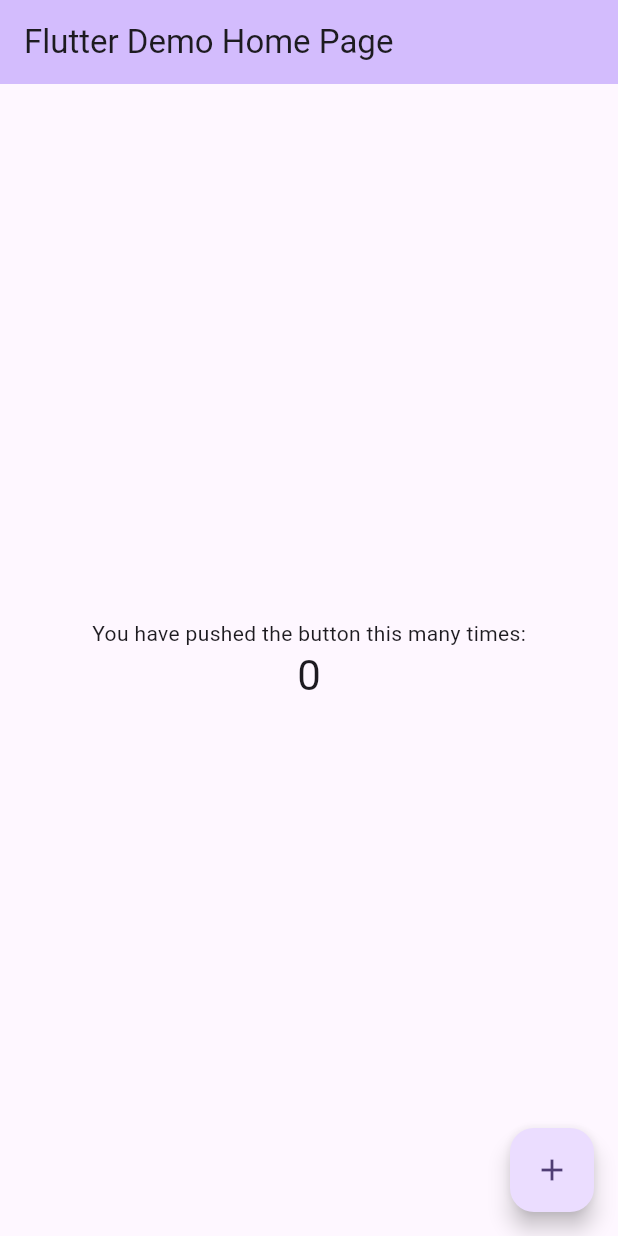
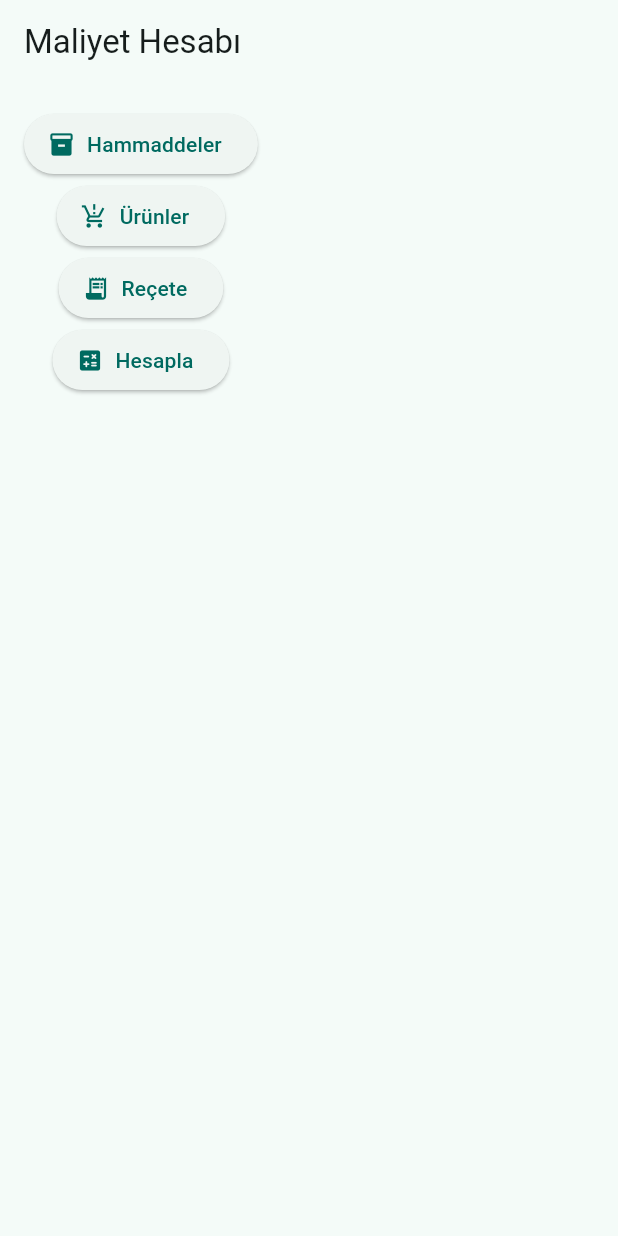
Before and after one commit to YFSCIbrahimYildiz/cost_calculator, a Flutter app: the screen it shows after launch, on a phone screen of 412 x 824 dp. Run offline on Flutter 3.47's test engine with Material 3 defaults, Android fonts, the phone set to English and light mode, and no system bars; our stand-ins replace sqflite; accounts and stored records are empty.

Commit message:
Home ekrani, navigation ve hammadde ekrani (form + liste) eklendi

```diff
--- a/lib/main.dart
+++ b/lib/main.dart
@@ -1,4 +1,6 @@
+import 'package:flutter/cupertino.dart';
 import 'package:flutter/material.dart';
+import 'package:maliyet_app/screens/home_screen.dart';
 
 void main() {
   runApp(const MyApp());
@@ -7,116 +9,14 @@ void main() {
 class MyApp extends StatelessWidget {
   const MyApp({super.key});
 
-  // This widget is the root of your application.
   @override
   Widget build(BuildContext context) {
     return MaterialApp(
-      title: 'Flutter Demo',
+      title: 'Maliyet Hesabı',
       theme: ThemeData(
-        // This is the theme of your application.
-        //
-        // TRY THIS: Try running your application with "flutter run". You'll see
-        // the application has a purple toolbar. Then, without quitting the app,
-        // try changing the seedColor in the colorScheme below to Colors.green
-        // and then invoke "hot reload" (save your changes or press the "hot
-        // reload" button in a Flutter-supported IDE, or press "r" if you used
-        // the command line to start the app).
-        //
-        // Notice that the counter didn't reset back to zero; the application
-        // state is not lost during the reload. To reset the state, use hot
-        // restart instead.
-        //
-        // This works for code too, not just values: Most code changes can be
-        // tested with just a hot reload.
-        colorScheme: .fromSeed(seedColor: Colors.deepPurple),
+        colorScheme: ColorScheme.fromSeed(seedColor: Colors.teal),
       ),
-      home: const MyHomePage(title: 'Flutter Demo Home Page'),
+      home: HomeScreen(),
     );
   }
 }
-
-class MyHomePage extends StatefulWidget {
-  const MyHomePage({super.key, required this.title});
-
-  // This widget is the home page of your application. It is stateful, meaning
-  // that it has a State object (defined below) that contains fields that affect
-  // how it looks.
-
-  // This class is the configuration for the state. It holds the values (in this
-  // case the title) provided by the parent (in this case the App widget) and
-  // used by the build method of the State. Fields in a Widget subclass are
-  // always marked "final".
-
-  final String title;
-
-  @override
-  State<MyHomePage> createState() => _MyHomePageState();
-}
-
-class _MyHomePageState extends State<MyHomePage> {
-  int _counter = 0;
-
-  void _incrementCounter() {
-    setState(() {
-      // This call to setState tells the Flutter framework that something has
-      // changed in this State, which causes it to rerun the build method below
-      // so that the display can reflect the updated values. If we changed
-      // _counter without calling setState(), then the build method would not be
-      // called again, and so nothing would appear to happen.
-      _counter++;
-    });
-  }
-
-  @override
-  Widget build(BuildContext context) {
-    // This method is rerun every time setState is called, for instance as done
-    // by the _incrementCounter method above.
-    //
-    // The Flutter framework has been optimized to make rerunning build methods
-    // fast, so that you can just rebuild anything that needs updating rather
-    // than having to individually change instances of widgets.
-    return Scaffold(
-      appBar: AppBar(
-        // TRY THIS: Try changing the color here to a specific color (to
-        // Colors.amber, perhaps?) and trigger a hot reload to see the AppBar
-        // change color while the other colors stay the same.
-        backgroundColor: Theme.of(context).colorScheme.inversePrimary,
-        // Here we take the value from the MyHomePage object that was created by
-        // the App.build method, and use it to set our appbar title.
-        title: Text(widget.title),
-      ),
-      body: Center(
-        // Center is a layout widget. It takes a single child and positions it
-        // in the middle of the parent.
-        child: Column(
-          // Column is also a layout widget. It takes a list of children and
-          // arranges them vertically. By default, it sizes itself to fit its
-          // children horizontally, and tries to be as tall as its parent.
-          //
-          // Column has various properties to control how it sizes itself and
-          // how it positions its children. Here we use mainAxisAlignment to
-          // center the children vertically; the main axis here is the vertical
-          // axis because Columns are vertical (the cross axis would be
-          // horizontal).
-          //
-          // TRY THIS: Invoke "debug painting" (choose the "Toggle Debug Paint"
-          // action in the IDE, or press "p" in the console), to see the
-          // wireframe for each widget.
-          mainAxisAlignment: .center,
-          children: [
-            const Text('You have pushed the button this many times:'),
-            Text(
-              '$_counter',
-              style: Theme.of(context).textTheme.headlineMedium,
-            ),
-          ],
-        ),
-      ),
-      floatingActionButton: FloatingActionButton(
-        onPressed: _incrementCounter,
-        tooltip: 'Increment',
-        child: const Icon(Icons.add),
-      ),
-    );
-  }
-}
--- a/lib/models/raw_material.dart
+++ b/lib/models/raw_material.dart
@@ -18,7 +18,7 @@ class RawMaterial {
       'id': id,
       'name': name,
       'purchase_price': purchasePrice,
-      'puchase_quantity': purchaseQuantity,
+      'purchase_quantity': purchaseQuantity,
       'unit': unit,
     };
   }
@@ -32,6 +32,4 @@ class RawMaterial {
       unit: map['unit'],
     );
   }
-
-
 }
--- /dev/null
+++ b/lib/screens/home_screen.dart
@@ -0,0 +1,69 @@
+import 'package:flutter/material.dart';
+import 'package:maliyet_app/screens/calculation_screen.dart';
+import 'package:maliyet_app/screens/material_screen.dart';
+import 'package:maliyet_app/screens/product_screen.dart';
+import 'package:maliyet_app/screens/recipe_screen.dart';
+
+class HomeScreen extends StatelessWidget {
+  const HomeScreen({super.key});
+
+  @override
+  Widget build(BuildContext context) {
+    return Scaffold(
+      appBar: AppBar(title: const Text('Maliyet Hesabı')),
+      body: Padding(
+        padding: const EdgeInsets.all(16),
+        child: Column(
+          children: [
+            ElevatedButton.icon(
+              onPressed: () {
+                Navigator.push(
+                  context,
+                  MaterialPageRoute(
+                    builder: (context) => const MaterialScreen(),
+                  ),
+                );
+              },
+              icon: const Icon(Icons.inventory_2),
+              label: const Text('Hammaddeler'),
+            ),
+            ElevatedButton.icon(
+              onPressed: () {
+                Navigator.push(
+                  context,
+                  MaterialPageRoute(
+                    builder: (context) => const ProductScreen(),
+                  ),
+                );
+              },
+              icon: const Icon(Icons.production_quantity_limits),
+              label: const Text('Ürünler'),
+            ),
+            ElevatedButton.icon(
+              onPressed: () {
+                Navigator.push(
+                  context,
+                  MaterialPageRoute(builder: (context) => const RecipeScreen()),
+                );
+              },
+              icon: Icon(Icons.receipt_long),
+              label: Text('Reçete'),
+            ),
+            ElevatedButton.icon(
+              onPressed: () {
+                Navigator.push(
+                  context,
+                  MaterialPageRoute(
+                    builder: (context) => const CalculationScreen(),
+                  ),
+                );
+              },
+              icon: Icon(Icons.calculate_rounded),
+              label: Text('Hesapla'),
+            ),
+          ],
+        ),
+      ),
+    );
+  }
+}
```
Also changed, not shown: lib/screens/calculation_screen.dart (+15 -0 lines), lib/screens/material_screen.dart (+145 -0 lines), lib/screens/product_screen.dart (+10 -0 lines), lib/screens/recipe_screen.dart (added, +15 -0 lines).
